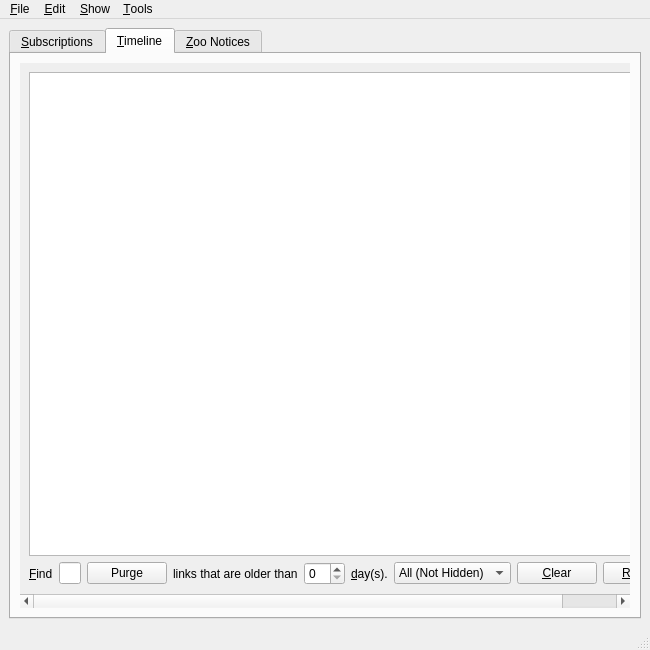
First picture: the form in branches/trunk/GoldBug-UI/spot-on-rss.ui, repository textbrowser/spot-on, before the edit.
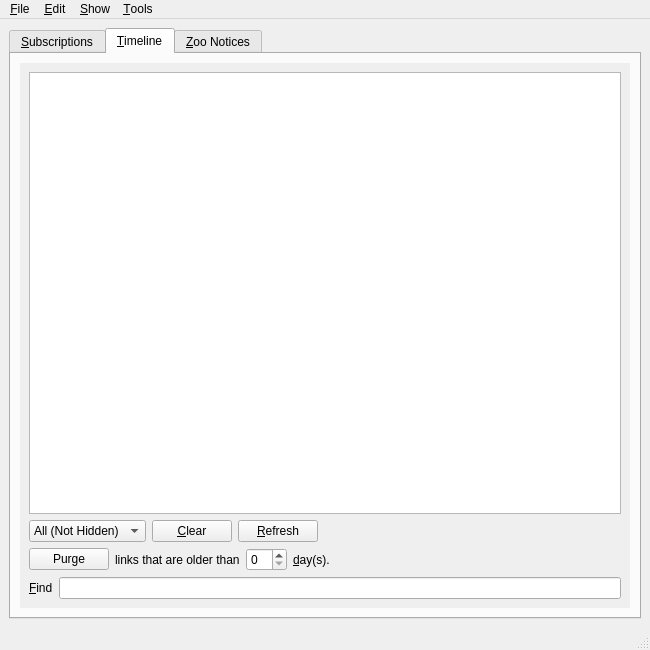
Second picture: the form after the edit. The open tabs and pages were chosen to show the change. Icons and pictures are not drawn. Custom widgets are drawn as their Qt base class.

Patch:
```diff
--- a/branches/trunk/GoldBug-UI/spot-on-rss.ui
+++ b/branches/trunk/GoldBug-UI/spot-on-rss.ui
@@ -478,8 +478,8 @@
             <rect>
              <x>0</x>
              <y>0</y>
-             <width>804</width>
-             <height>507</height>
+             <width>381</width>
+             <height>226</height>
             </rect>
            </property>
            <layout class="QVBoxLayout" name="verticalLayout_6">
@@ -499,58 +499,7 @@
              </widget>
             </item>
             <item>
-             <layout class="QHBoxLayout" name="horizontalLayout_6">
-              <item>
-               <widget class="QLabel" name="label_4">
-                <property name="text">
-                 <string>&amp;Find</string>
-                </property>
-                <property name="buddy">
-                 <cstring>find</cstring>
-                </property>
-               </widget>
-              </item>
-              <item>
-               <widget class="QLineEdit" name="find">
-                <property name="toolTip">
-                 <string>Please press the Enter key after providing the search text.</string>
-                </property>
-               </widget>
-              </item>
-              <item>
-               <widget class="QPushButton" name="purge">
-                <property name="text">
-                 <string>Purge</string>
-                </property>
-               </widget>
-              </item>
-              <item>
-               <widget class="QLabel" name="label_9">
-                <property name="text">
-                 <string>links that are older than</string>
-                </property>
-               </widget>
-              </item>
-              <item>
-               <widget class="QSpinBox" name="purge_days">
-                <property name="minimum">
-                 <number>0</number>
-                </property>
-                <property name="maximum">
-                 <number>30</number>
-                </property>
-               </widget>
-              </item>
-              <item>
-               <widget class="QLabel" name="label_10">
-                <property name="text">
-                 <string>&amp;day(s).</string>
-                </property>
-                <property name="buddy">
-                 <cstring>purge_days</cstring>
-                </property>
-               </widget>
-              </item>
+             <layout class="QHBoxLayout" name="horizontalLayout_8">
               <item>
                <widget class="QComboBox" name="timeline_filter">
                 <property name="currentIndex">
@@ -615,6 +564,91 @@
                 </property>
                </widget>
               </item>
+              <item>
+               <spacer name="horizontalSpacer_6">
+                <property name="orientation">
+                 <enum>Qt::Horizontal</enum>
+                </property>
+                <property name="sizeHint" stdset="0">
+                 <size>
+                  <width>40</width>
+                  <height>20</height>
+                 </size>
+                </property>
+               </spacer>
+              </item>
+             </layout>
+            </item>
+            <item>
+             <layout class="QHBoxLayout" name="horizontalLayout_9">
+              <item>
+               <widget class="QPushButton" name="purge">
+                <property name="text">
+                 <string>Purge</string>
+                </property>
+               </widget>
+              </item>
+              <item>
+               <widget class="QLabel" name="label_9">
+                <property name="text">
+                 <string>links that are older than</string>
+                </property>
+               </widget>
+              </item>
+              <item>
+               <widget class="QSpinBox" name="purge_days">
+                <property name="minimum">
+                 <number>0</number>
+                </property>
+                <property name="maximum">
+                 <number>30</number>
+                </property>
+               </widget>
+              </item>
+              <item>
+               <widget class="QLabel" name="label_10">
+                <property name="text">
+                 <string>&amp;day(s).</string>
+                </property>
+                <property name="buddy">
+                 <cstring>purge_days</cstring>
+                </property>
+               </widget>
+              </item>
+              <item>
+               <spacer name="horizontalSpacer_7">
+                <property name="orientation">
+                 <enum>Qt::Horizontal</enum>
+                </property>
+                <property name="sizeHint" stdset="0">
+                 <size>
+                  <width>40</width>
+                  <height>20</height>
+                 </size>
+                </property>
+               </spacer>
+              </item>
+             </layout>
+            </item>
+            <item>
+             <layout class="QHBoxLayout" name="horizontalLayout_6">
+              <item>
+               <widget class="QLabel" name="label_4">
+                <property name="text">
+                 <string>&amp;Find</string>
+                </property>
+                <property name="buddy">
+                 <cstring>find</cstring>
+                </property>
+               </widget>
+              </item>
+              <item>
+               <widget class="QLineEdit" name="find">
+                <property name="toolTip">
+                 <string>Please press the Enter key after providing the search text.</string>
+                </property>
+               </widget>
+              </item>
              </layout>
             </item>
            </layout>
```
Left out of the diff: 27 changed lines with no effect on the pictures.
